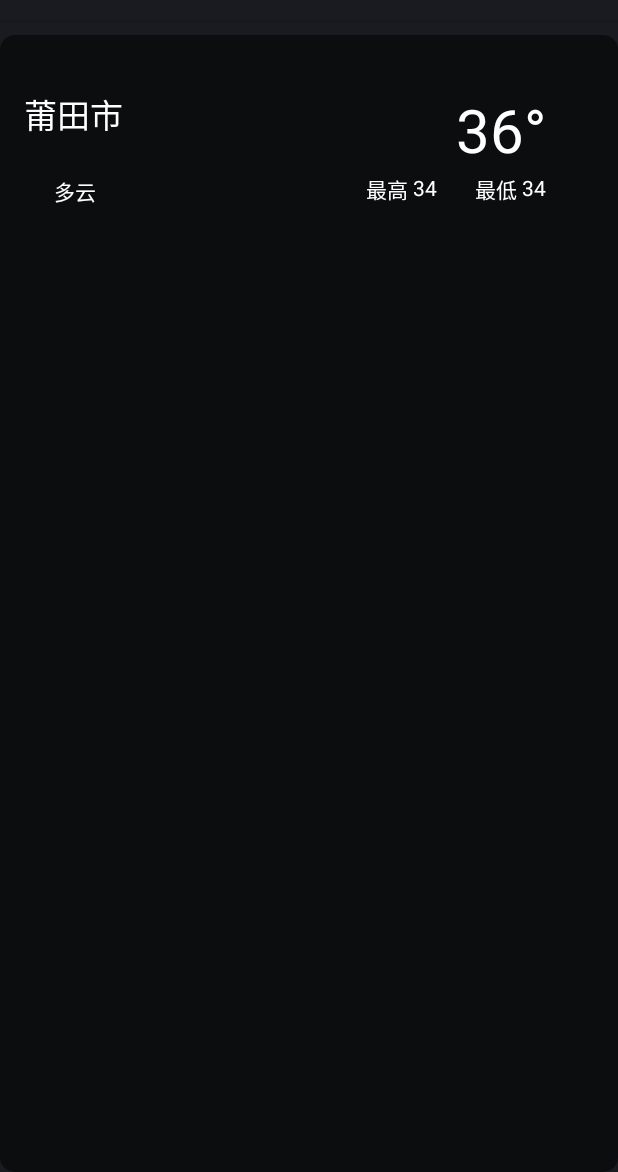
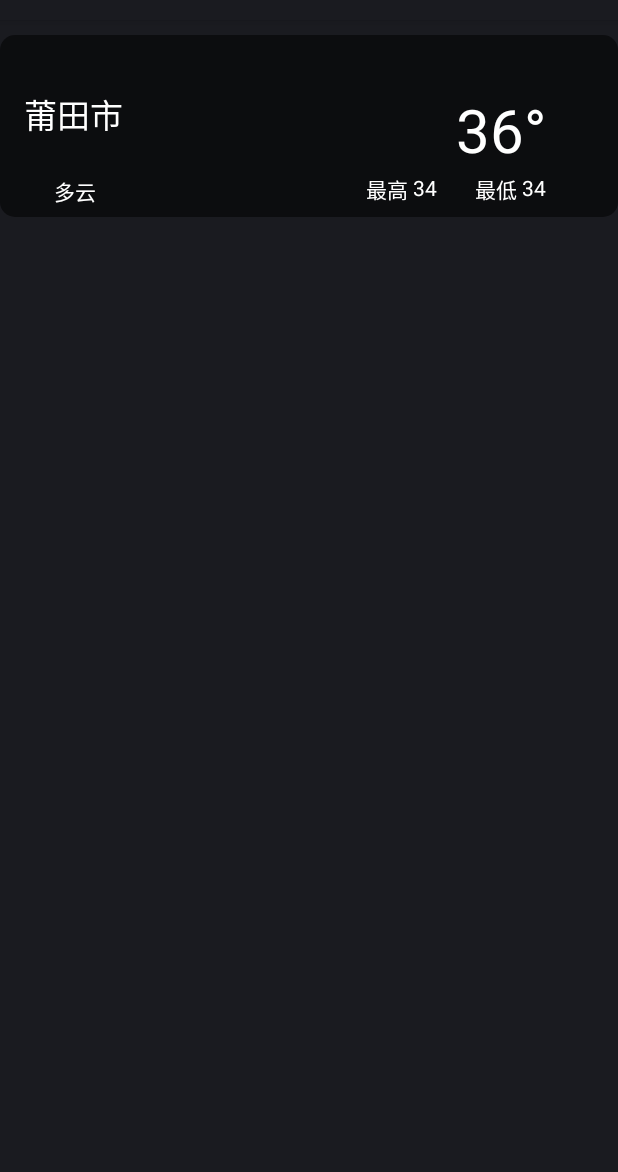
Before and after one commit to wangshyy/myweather, an Android app: the layout city_card_item.xml on its own in the app's theme, with its tools: preview values and no code run, on a phone screen of 412 x 824 dp, the part 64-1236 px from its top. Run offline under Robolectric (Android 15) with nearby library versions, the phone set to English and light mode, and no system bars.

```diff
--- a/app/src/main/java/com/myweather/android/ui/addcity/AddCityActivity.kt
+++ b/app/src/main/java/com/myweather/android/ui/addcity/AddCityActivity.kt
@@ -113,6 +113,7 @@ class AddCityActivity : AppCompatActivity() {
         historyWeatherInfoList.clear()
         addCityViewModel.requestWeatherList(applicationContext,historyCityList).observe(this){
             historyWeatherInfoList.addAll(it)
+            recyclerViewAdapter.notifyDataSetChanged()
         }
     }
     //刷新历史搜索城市列
--- a/app/src/main/java/com/myweather/android/ui/addcity/AddCityViewModel.kt
+++ b/app/src/main/java/com/myweather/android/ui/addcity/AddCityViewModel.kt
@@ -20,7 +20,6 @@ import com.qweather.sdk.view.QWeather.OnResultWeatherDailyListener
 import com.qweather.sdk.view.QWeather.OnResultWeatherNowListener
 import org.litepal.LitePal
 import org.litepal.extension.findAll
-import kotlin.math.log
 
 class AddCityViewModel : ViewModel() {
     private val _text = MutableLiveData<String>().apply {
@@ -119,6 +118,7 @@ class AddCityViewModel : ViewModel() {
                     } else {
                         //在此查看返回数据失败的原因
                         val code = weatherNowBean.code
+                        Log.d("abc","$code")
                     }
                 }
             }
--- a/app/src/main/res/layout/city_card_item.xml
+++ b/app/src/main/res/layout/city_card_item.xml
@@ -3,7 +3,7 @@
     xmlns:android="http://schemas.android.com/apk/res/android"
     xmlns:app="http://schemas.android.com/apk/res-auto"
     android:layout_width="match_parent"
-    android:layout_height="match_parent"
+    android:layout_height="121dp"
     android:layout_marginTop="10dp"
     android:background="@drawable/border">
 
```
